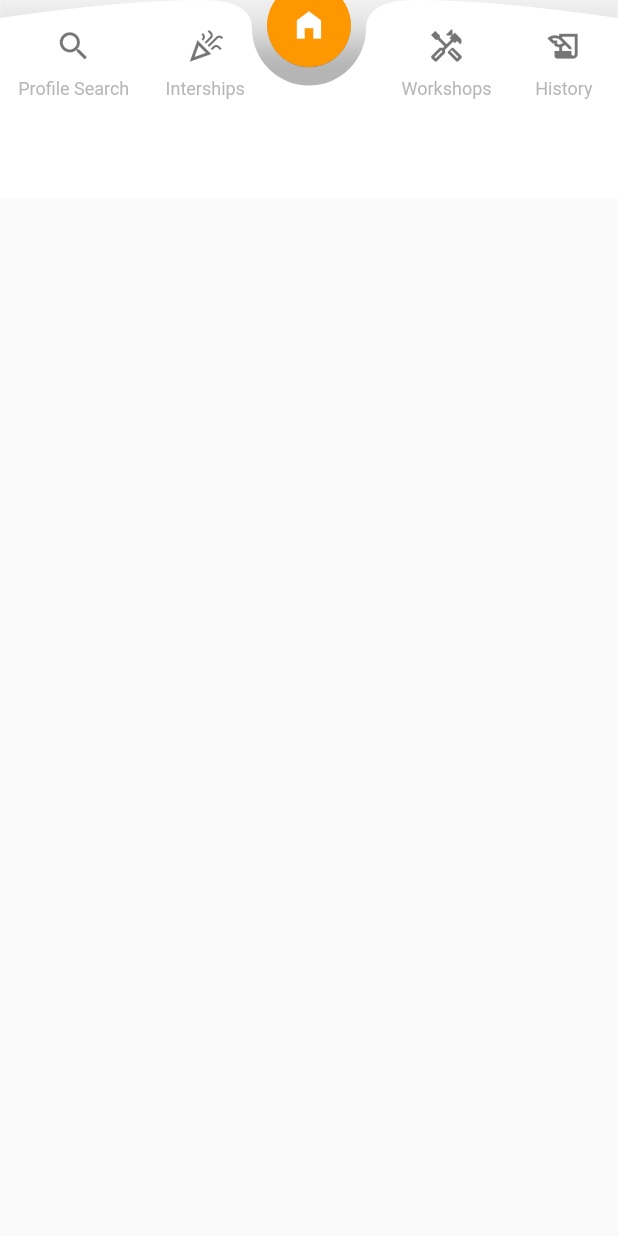
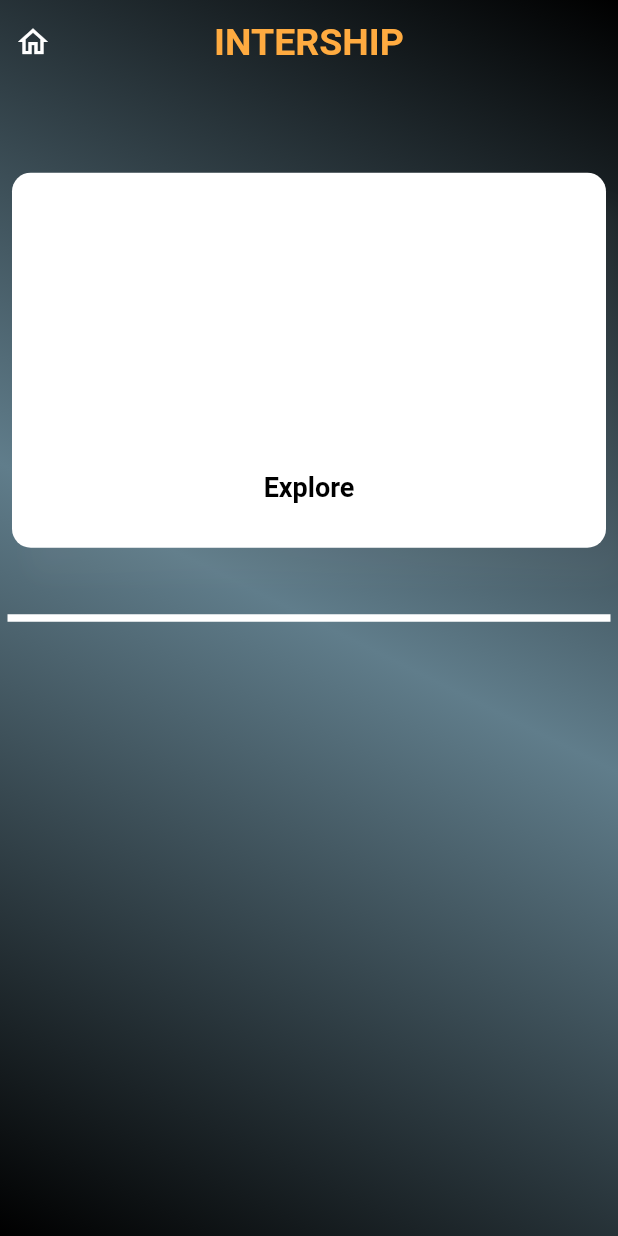
Before and after one commit to DANUSHRAJ/Placement_PA_TPO, a Flutter app: the BottomNavBarCurvedFb1 widget shown alone on an empty page, opened directly, after a tap on the "celebration" icon, on a phone screen of 412 x 824 dp. Run offline on Flutter 3.47's test engine with Material 2 defaults, Android fonts, the phone set to English and light mode, and no system bars; our stand-ins replace animated_text_kit, fl_chart, flutter_zoom_drawer, google_fonts, lottie, page_transition and 1 more; project files that could hold a hidden picture were left out.

Commit message:
intership commit

```diff
--- a/lib/Home_screen.dart
+++ b/lib/Home_screen.dart
@@ -8,6 +8,7 @@ import 'package:lottie/lottie.dart';
 import 'package:page_transition/page_transition.dart';
 import 'package:flutter_zoom_drawer/flutter_zoom_drawer.dart';
 import 'package:fl_chart/fl_chart.dart';
+import 'Screens/Intership.dart';
 import 'Widgets/webview.dart';
 
 class HomeScreen extends StatelessWidget {
@@ -206,7 +207,13 @@ class _BottomNavBarCurvedFb1State extends State<BottomNavBarCurvedFb1> {
                   text: "Interships",
                   icon: Icons.celebration_outlined,
                   selected: false,
-                  onPressed: () {},
+                  onPressed: () {
+                    Navigator.push(
+                        context,
+                        PageTransition(
+                            type: PageTransitionType.bottomToTop,
+                            child: const Intership()));
+                  },
                   defaultColor: secondaryColor,
                   selectedColor: primaryColor,
                 ),
--- /dev/null
+++ b/lib/Screens/Intership.dart
@@ -0,0 +1,143 @@
+import 'package:flutter/material.dart';
+import 'package:google_fonts/google_fonts.dart';
+
+import '../Home_screen.dart';
+
+class Intership extends StatefulWidget {
+  const Intership({Key? key}) : super(key: key);
+
+  @override
+  _IntershipState createState() => _IntershipState();
+}
+
+class _IntershipState extends State<Intership> {
+  Widget _backButton() {
+    return InkWell(
+      onTap: () {
+        Navigator.push(
+            context, MaterialPageRoute(builder: (context) => HomeScreen()));
+      },
+      child: Container(
+        padding: EdgeInsets.symmetric(horizontal: 10),
+        child: Row(
+          children: <Widget>[
+            Container(
+              padding: EdgeInsets.only(left: 0, top: 10, bottom: 10),
+              child: Icon(Icons.home_outlined, color: Colors.white),
+            ),
+          ],
+        ),
+      ),
+    );
+  }
+
+  @override
+  Widget build(BuildContext context) {
+    final width = MediaQuery.of(context).size.width;
+    final height = MediaQuery.of(context).size.height;
+    return Scaffold(
+        extendBodyBehindAppBar: true,
+        appBar: AppBar(
+          title: Text(
+            "INTERSHIP",
+            textAlign: TextAlign.justify,
+            style: GoogleFonts.adventPro(
+                fontSize: 25,
+                color: Colors.orangeAccent,
+                fontWeight: FontWeight.bold),
+          ),
+          centerTitle: true,
+          leading: _backButton(),
+          backgroundColor: Colors.transparent,
+          elevation: 0,
+        ),
+        body: Container(
+            child: Stack(children: [
+          Container(
+            height: MediaQuery.of(context).size.height,
+            width: MediaQuery.of(context).size.width,
+            decoration: const BoxDecoration(
+                gradient: LinearGradient(
+              begin: Alignment.topRight,
+              end: Alignment.bottomLeft,
+              colors: [Colors.black, Colors.blueGrey, Colors.black],
+            )),
+            child: Align(
+                alignment: Alignment.topLeft,
+                child: Stack(children: <Widget>[
+                  SizedBox(
+                    height: MediaQuery.of(context).size.height,
+                    width: MediaQuery.of(context).size.width,
+                    child: Divider(
+                        height: height * .5,
+                        thickness: 5,
+                        indent: 5,
+                        endIndent: 5,
+                        color: Colors.white),
+                  ),
+                  SingleChildScrollView(
+                      child: Column(children: [
+                    SizedBox(height: height * .13),
+                    CardFb1(text: "Explore", onPressed: () {}),
+                  ]))
+                ])),
+          )
+        ])));
+  }
+}
+
+class CardFb1 extends StatelessWidget {
+  final String text;
+  // final String imageUrl;
+  // final String subtitle;
+  final Function() onPressed;
+
+  const CardFb1({required this.text, required this.onPressed, Key? key})
+      : super(key: key);
+
+  @override
+  Widget build(BuildContext context) {
+    return GestureDetector(
+      onTap: onPressed,
+      child: Padding(
+        padding: const EdgeInsets.all(8.0),
+        child: Container(
+          width: 400,
+          height: 250,
+          padding: const EdgeInsets.all(15.0),
+          decoration: BoxDecoration(
+            color: Colors.white,
+            borderRadius: BorderRadius.circular(12.5),
+            boxShadow: [
+              BoxShadow(
+                  offset: const Offset(10, 20),
+                  blurRadius: 10,
+                  spreadRadius: 0,
+                  color: Colors.grey.withOpacity(.05)),
+            ],
+          ),
+          child: Column(
+            children: [
+              //Image.network(imageUrl, height: 59, fit: BoxFit.cover),
+              const Spacer(),
+              Text(text,
+                  textAlign: TextAlign.center,
+                  style: const TextStyle(
+                    color: Colors.black,
+                    fontWeight: FontWeight.bold,
+                    fontSize: 18,
+                  )),
+              const SizedBox(
+                height: 5,
+              ),
+
+              const SizedBox(
+                height: 10,
+              ),
+            ],
+          ),
+        ),
+      ),
+    );
+  }
+}
```
